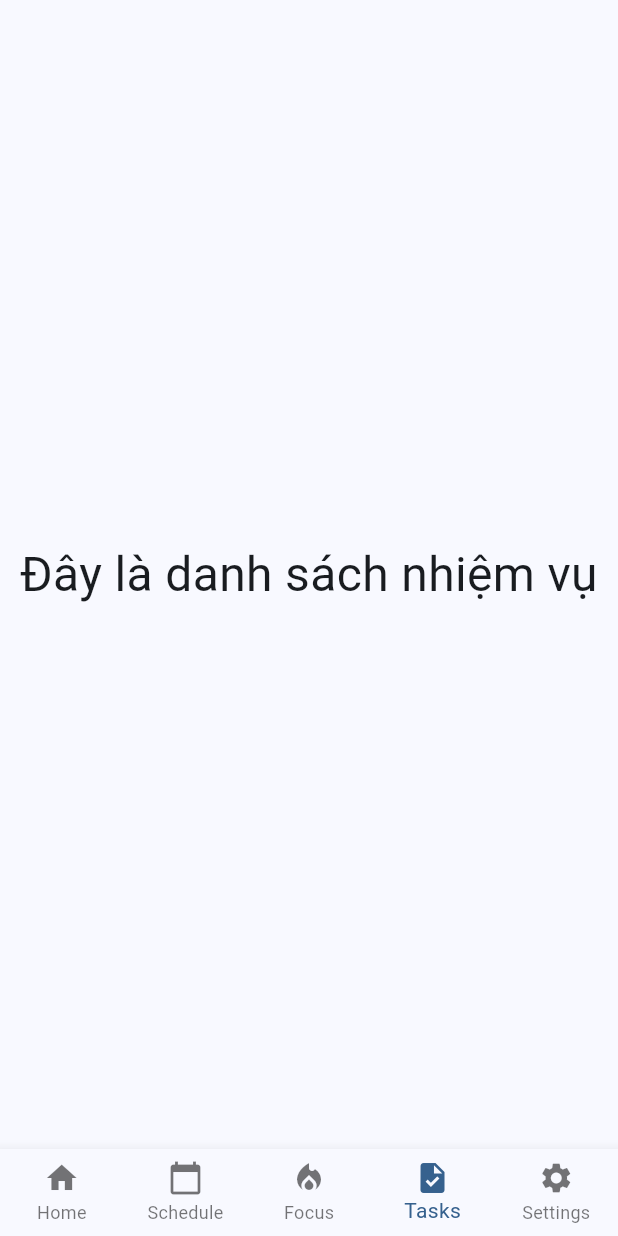
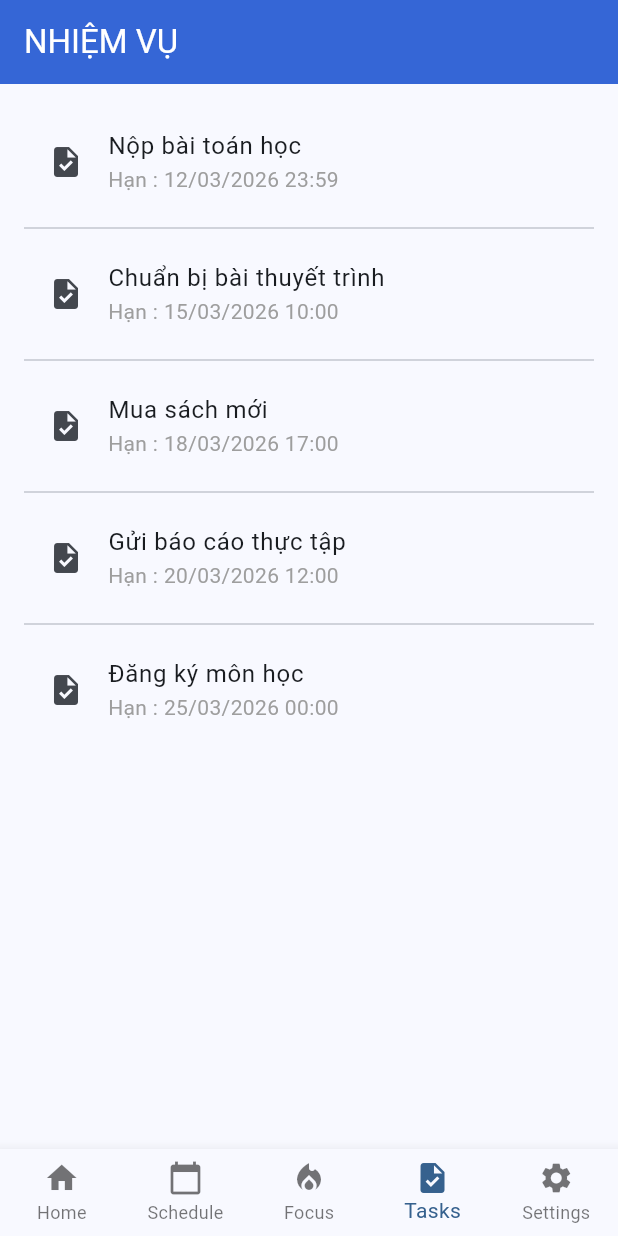
Before and after one commit to vuonglinh491/2025_2_LTTBDD_N02_Nhom_16, a Flutter app: the screen it shows after launch, item 4 of the bottom bar chosen, on a phone screen of 412 x 824 dp. Run offline on Flutter 3.47's test engine with Material 3 defaults, Android fonts, the phone set to English and light mode, and no system bars; our stand-ins replace easy_localization.

Commit message:
thêm ds mẫu cho trang nhiệm vụ

```diff
--- a/lib/pages/tasks.dart
+++ b/lib/pages/tasks.dart
@@ -3,12 +3,61 @@ import 'package:flutter/material.dart';
 class Tasks extends StatelessWidget {
   const Tasks({super.key});
 
+  // danh sách dữ liệu mẫu chứa các nhiệm vụ cần hoàn thành
+  final List<Map<String, String>> _danhSachNhiemVu = const [
+    // nhiệm vụ 1:
+    {'tieuDe': 'Nộp bài toán học',
+      'hanChot': '12/03/2026 23:59'},
+    // nhiệm vụ 2:
+    {'tieuDe': 'Chuẩn bị bài thuyết trình',
+      'hanChot': '15/03/2026 10:00'},
+    // nhiệm vụ 3:
+    {'tieuDe': 'Mua sách mới',
+      'hanChot': '18/03/2026 17:00'},
+    // nhiệm vụ 4:
+    {'tieuDe': 'Gửi báo cáo thực tập',
+      'hanChot': '20/03/2026 12:00'},
+    // nhiệm vụ 5:
+    {'tieuDe': 'Đăng ký môn học',
+      'hanChot': '25/03/2026 00:00'},
+  ];
+
   @override
-  Widget build(BuildContext context) {
-    return Center(
-      child: Text(
-        'Đây là danh sách nhiệm vụ',
-        style: TextStyle(fontSize: 32),
+  Widget build(BuildContext nguCanhXayDung) {
+    return Scaffold(
+      appBar: AppBar(
+        title: Text(
+          'NHIỆM VỤ',
+          style: TextStyle(color: Colors.white),
+        ),
+        backgroundColor: const Color(0xff3566D6),
+      ),
+
+      // list ds nhiệm vụ
+      body: ListView.separated(
+        padding: const EdgeInsets.all(16),
+        itemCount: _danhSachNhiemVu.length,
+        // widget phân cách giữa các phần tử
+        separatorBuilder: (_, __) => const Divider(),
+        // hàm xây dựng từng phần tử trong danh sách
+        itemBuilder: (nguCanhXayDung, chiSo) {
+          // lấy dữ liệu nhiệm vụ tại vị trí hiện tại
+          final mucNhiemVu = _danhSachNhiemVu[chiSo];
+          // trả về widget ListTile để hiển thị nhiệm vụ
+          return ListTile(
+            leading: const Icon(Icons.task),
+            // tiêu đề nhiệm vụ
+            title: Text(
+              mucNhiemVu['tieuDe']!,
+              style: const TextStyle(fontSize: 16),
+            ),
+            // phụ đề hiển thị hạn chót
+            subtitle: Text(
+              '${'Hạn '}: ${mucNhiemVu['hanChot']}',
+              style: const TextStyle(color: Colors.grey),
+            ),
+          );
+        },
       ),
     );
   }
```
